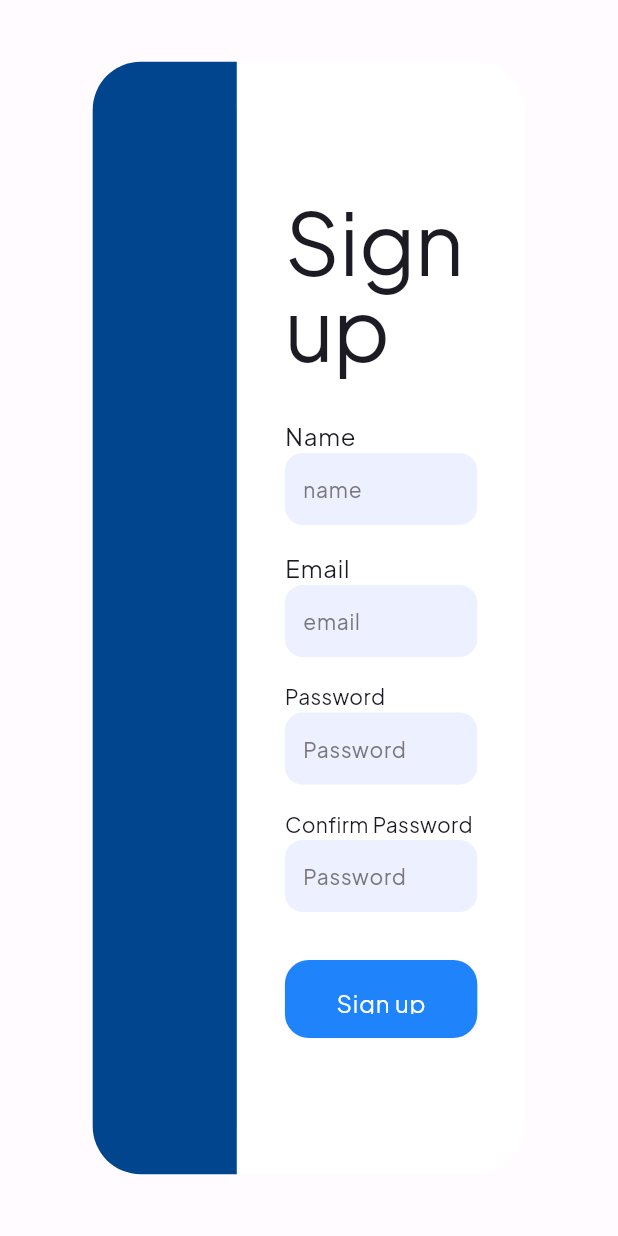
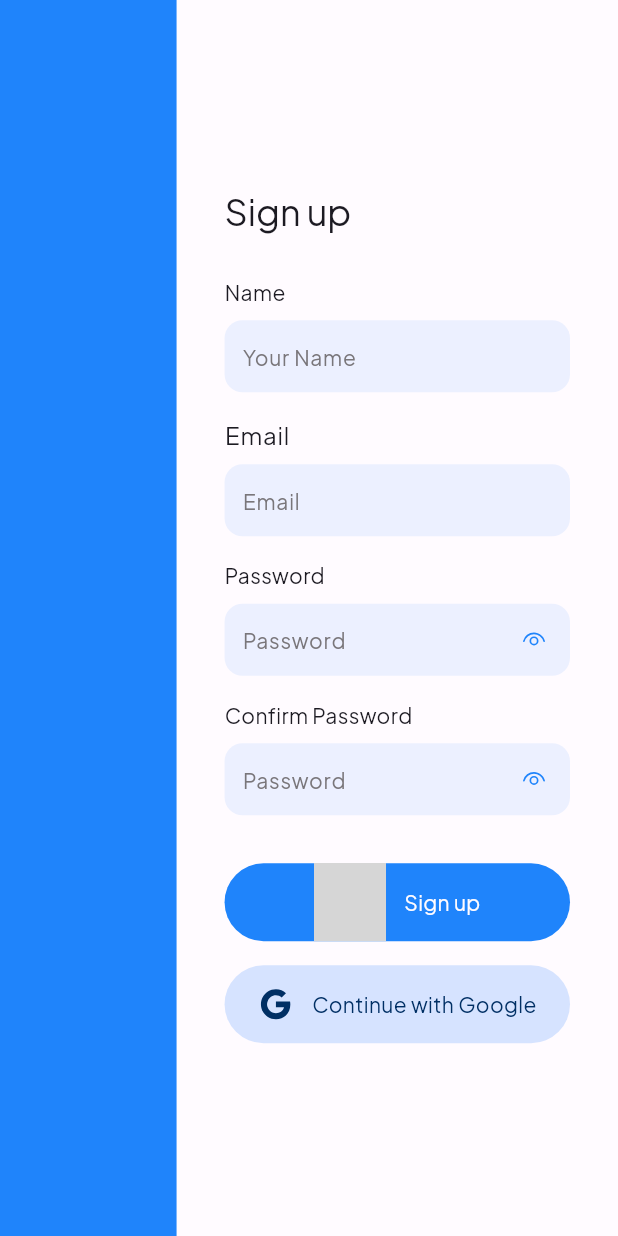
Before and after one commit to nuilewis/IEA, a Flutter app: the SignUpScreen screen opened by its route, on a phone screen of 412 x 824 dp. Run offline on Flutter 3.47's test engine with Material 3 defaults, Android fonts, the phone set to English and light mode, and no system bars; our stand-ins replace cloud_firestore, equatable, firebase_auth, firebase_core, firebase_database, fluentui_system_icons and 6 more; accounts and stored records are empty; statements that could not run were skipped; grey boxes are pictures that could not be loaded.

Commit message:
ui: rebuilt authentications screens

```diff
--- a/lib/core/core.dart
+++ b/lib/core/core.dart
@@ -6,6 +6,7 @@ export 'connection_checker/connection_checker.dart';
 //Export Enums
 export 'enums/app_state_enum.dart';
 export 'enums/auth_state_enum.dart';
+export 'enums/button_type.dart';
 
 //Export Constants and Theme
 export 'constants.dart';
--- /dev/null
+++ b/lib/core/enums/button_type.dart
@@ -0,0 +1 @@
+enum ButtonType { primary, secondary, outline, text }
--- a/lib/screens/auth_screens/signup_screen.dart
+++ b/lib/screens/auth_screens/signup_screen.dart
@@ -1,10 +1,12 @@
+import 'package:fluentui_system_icons/fluentui_system_icons.dart';
 import 'package:flutter/material.dart';
+import 'package:gap/gap.dart';
 
 import '../../core/core.dart';
 import '../widgets/button.dart';
 
 class SignUpScreen extends StatefulWidget {
-  static   const id = "sign up screen";
+  static const id = "sign up screen";
   const SignUpScreen({super.key});
 
   @override
@@ -16,40 +18,26 @@ class _SignUpScreenState extends State<SignUpScreen> {
   Widget build(BuildContext context) {
     final Size screenSize = MediaQuery.of(context).size;
     return Scaffold(
-      body: Center(
-        child: SizedBox(
-          width: screenSize.width > 1200 ? 800 : screenSize.width * .7,
-          height: screenSize.height * .9,
-          child: Row(
+      body: Row(
         mainAxisSize: MainAxisSize.min,
         children: [
           Expanded(
-                flex: 1,
+            flex: screenSize.width > 700 ? 4 : 2,
             child: Container(
-                  decoration:   BoxDecoration(
-                      color: Theme.of(context).primaryColorDark,
-                      borderRadius: const BorderRadius.horizontal(
-                          left: Radius.circular(kDefaultPadding2x))),
+              decoration: BoxDecoration(
+                color: Theme.of(context).colorScheme.primary,
+              ),
             ),
           ),
           Expanded(
-                flex: 2,
-                child: Container(
-                    decoration:   const BoxDecoration(
-                        color: Colors.white,
-                        borderRadius: BorderRadius.horizontal(
-                            right: Radius.circular(kDefaultPadding2x))),
-                    child:   const SignUpForm()),
+            flex: screenSize.width > 700 ? 3 : 5,
+            child: const Center(child: SignUpForm()),
           ),
         ],
-          ),
-        ),
       ),
     );
   }
 }
-
-
 
 class SignUpForm extends StatefulWidget {
   const SignUpForm({super.key});
@@ -70,6 +58,9 @@ class _SignUpFormState extends State<SignUpForm> {
   TextEditingController confirmPassController = TextEditingController();
   TextEditingController nameController = TextEditingController();
 
+  bool _obscurePasswordText = true;
+  bool _obscureConfirmPasswordText = true;
+
   @override
   void dispose() {
     emailController.dispose();
@@ -87,23 +78,24 @@ class _SignUpFormState extends State<SignUpForm> {
       child: Center(
         child: SingleChildScrollView(
           child: Padding(
-            padding:   const EdgeInsets.symmetric(horizontal: kDefaultPadding2x),
+            padding: const EdgeInsets.symmetric(horizontal: kDefaultPadding2x),
             child: Column(
               crossAxisAlignment: CrossAxisAlignment.start,
               mainAxisSize: MainAxisSize.min,
               children: [
-                  const SizedBox(height: kDefaultPadding),
-                Text("Sign up", style: theme.textTheme.displayLarge),
-                  const SizedBox(height: kDefaultPadding2x),
+                const Gap(kDefaultPadding),
+                Text("Sign up", style: theme.textTheme.headlineSmall),
+                const Gap(kDefaultPadding2x),
                 Text(
                   "Name",
-                  style: theme.textTheme.bodyLarge,
+                  style: theme.textTheme.bodyMedium,
                 ),
+                const Gap(8),
                 TextFormField(
                   key: nameKey,
                   controller: nameController,
-                  decoration:
-                      AppInputDecoration.inputDecoration(context).copyWith(hintText: "name"),
+                  decoration: AppInputDecoration.inputDecoration(context)
+                      .copyWith(hintText: "Your Name"),
                   validator: (value) {
                     if (value!.isEmpty) {
                       return "Please input a name";
@@ -112,16 +104,17 @@ class _SignUpFormState extends State<SignUpForm> {
                     }
                   },
                 ),
-                  const SizedBox(height: kDefaultPadding),
+                const Gap(kDefaultPadding),
                 Text(
                   "Email",
                   style: theme.textTheme.bodyLarge,
                 ),
+                const Gap(8),
                 TextFormField(
                   key: emailKey,
                   controller: emailController,
-                  decoration:
-                      AppInputDecoration.inputDecoration(context).copyWith(hintText: "email"),
+                  decoration: AppInputDecoration.inputDecoration(context)
+                      .copyWith(hintText: "Email"),
                   validator: (value) {
                     if (!value!.contains("@")) {
                       return "Please Input a valid email address";
@@ -130,28 +123,53 @@ class _SignUpFormState extends State<SignUpForm> {
                     }
                   },
                 ),
-                  const SizedBox(height: kDefaultPadding),
+                const Gap(kDefaultPadding),
                 const Text("Password"),
+                const Gap(8),
                 TextFormField(
                   key: passkey,
                   controller: passwordController,
+                  obscureText: _obscurePasswordText,
                   decoration:
-                      AppInputDecoration.inputDecoration(context).copyWith(hintText: "Password"),
+                      AppInputDecoration.inputDecoration(context).copyWith(
+                    hintText: "Password",
+                    suffixIcon: IconButton(
+                      onPressed: () {
+                        setState(() {
+                          _obscurePasswordText = !_obscurePasswordText;
+                        });
+                      },
+                      icon: Icon(_obscurePasswordText
+                          ? FluentIcons.eye_24_regular
+                          : FluentIcons.eye_off_24_regular,  color: theme.colorScheme.primary,),
+                    ),
+                  ),
                   validator: (value) {
                     if (value!.length < 8) {
-                      return "Your password is too short";
+                      return "Your password should be at least 8 characters";
                     } else {
                       return null;
                     }
                   },
                 ),
-                  const SizedBox(height: kDefaultPadding),
+                const Gap(kDefaultPadding),
                 const Text("Confirm Password"),
+                const Gap(8),
                 TextFormField(
+                  obscureText: _obscureConfirmPasswordText,
                   key: confirmPassKey,
                   controller: confirmPassController,
-                  decoration:
-                      AppInputDecoration.inputDecoration(context).copyWith(hintText: "Password"),
+                  decoration: AppInputDecoration.inputDecoration(context)
+                      .copyWith(hintText: "Password",        suffixIcon: IconButton(
+                    onPressed: () {
+                      setState(() {
+                        _obscureConfirmPasswordText = !_obscureConfirmPasswordText;
+                      });
+                    },
+                    icon: Icon(_obscureConfirmPasswordText
+                        ? FluentIcons.eye_24_regular
+                        : FluentIcons.eye_off_24_regular, color: theme.colorScheme.primary,),
+                  ),),
                   validator: (value) {
                     if (confirmPassController.text == passwordController.text) {
                       return null;
@@ -160,16 +178,23 @@ class _SignUpFormState extends State<SignUpForm> {
                     }
                   },
                 ),
-                  const SizedBox(height: kDefaultPadding2x),
+                const Gap(kDefaultPadding2x),
                 CustomButton(
                   onPressed: () {
                     if (_formKey.currentState!.validate()) {
                       ///TODO: add methods to register the user
                     }
                   },
-                  text: "Sign up",
-                  textColor: Colors.white,
-                  bgColor: Theme.of(context).colorScheme.primary,
+                  label: "Sign up",
+                ),
+                const Gap( kDefaultPadding),
+                CustomButton(
+                  onPressed: () {
+                    ///TODO: add methods to sign in with Google
+                  },
+                  buttonType: ButtonType.secondary,
+                  label: "Continue with Google",
+                  iconPath: "assets/svg/google_logo.svg",
                 ),
                 const SizedBox(
                   height: kDefaultPadding,
--- a/lib/screens/widgets/button.dart
+++ b/lib/screens/widgets/button.dart
@@ -1,66 +1,118 @@
 import 'package:flutter/material.dart';
 import 'package:flutter_svg/flutter_svg.dart';
-import 'package:water_project/core/constants.dart';
+
+import '../../core/core.dart';
 
 class CustomButton extends StatelessWidget {
   final VoidCallback onPressed;
-  final bool isSecondary;
-  final String text;
-  final String? iconLink;
-  final bool showIcon;
-  final Color? bgColor;
-  final Color? textColor;
-    const CustomButton(
-      {super.key,
+  final String label;
+  final ButtonType buttonType;
+  final IconData? iconData;
+  final String? iconPath;
+  final Color? color;
+  final Color? backgroundColor;
+  final bool? overrideIconColor;
+  const CustomButton({
+    super.key,
     required this.onPressed,
-      required this.text,
-      this.iconLink,
-      this.showIcon = false,
-      this.isSecondary = false,
-      this.bgColor,
-      this.textColor});
+    required this.label,
+    this.color,
+    this.backgroundColor,
+    this.iconPath,
+    this.iconData,
+    this.overrideIconColor = true,
+    this.buttonType = ButtonType.primary,
+  });
 
   @override
   Widget build(BuildContext context) {
-    ThemeData theme = Theme.of(context);
+
+    if(iconData!=null && iconPath!=null){
+      throw ErrorHint("Cannot provide both an icon path and and IconData simultaneously");
+    }
+
+    final theme = Theme.of(context);
+    ButtonStyle style = ElevatedButton.styleFrom(
+      backgroundColor: backgroundColor ?? theme.colorScheme.primary,
+      foregroundColor: color ?? Colors.white,
+    );
+    Color labelColor = theme.colorScheme.primary;
+    switch (buttonType) {
+      case ButtonType.primary:
+        style = ElevatedButton.styleFrom(
+          alignment: Alignment.center,
+          backgroundColor: backgroundColor ?? theme.colorScheme.primary,
+          foregroundColor: color ?? Colors.white,
+        );
+        labelColor = color ?? theme.colorScheme.onPrimary;
+        break;
+
+      case ButtonType.secondary:
+        style = ElevatedButton.styleFrom(
+          backgroundColor:
+              backgroundColor ?? theme.colorScheme.primaryContainer,
+          foregroundColor: color ?? theme.colorScheme.onPrimaryContainer,
+        );
+        labelColor = color ?? theme.colorScheme.onPrimaryContainer;
+        break;
+
+      case ButtonType.outline:
+        style = ElevatedButton.styleFrom(
+            backgroundColor: Colors.transparent,
+            foregroundColor: color ?? theme.colorScheme.primary,
+            side: BorderSide(
+              width: 1,
+              color: backgroundColor ?? theme.colorScheme.primary,
+            ));
+
+        labelColor = color ?? theme.colorScheme.primary;
+        break;
+      case ButtonType.text:
+        style = ElevatedButton.styleFrom(
+            backgroundColor: Colors.transparent,
+            foregroundColor: color ?? theme.colorScheme.primary);
+        labelColor = color ?? theme.colorScheme.primary;
+        break;
+
+      default:
+        style = ElevatedButton.styleFrom(
+          backgroundColor: backgroundColor ?? theme.colorScheme.primary,
+          foregroundColor: color ?? Colors.white,
+        );
+        labelColor = color ?? theme.colorScheme.primary;
+        break;
+    }
     return ElevatedButton(
       onPressed: onPressed,
-      style: ElevatedButton.styleFrom(
-          side: isSecondary
-              ? BorderSide(color: bgColor ?? Theme.of(context).colorScheme.primary , width: 1.5)
-              : null,
-          backgroundColor:
-              isSecondary ? Colors.transparent : bgColor ?? Theme.of(context).colorScheme.primary ,
-          shape: RoundedRectangleBorder(
-            borderRadius: BorderRadius.circular(kDefaultPadding),
-          ),
-          elevation: 0),
+      style: style,
       child: Center(
-        child: Padding(
-          padding:   const EdgeInsets.all(kDefaultPadding),
         child: Row(
           mainAxisSize: MainAxisSize.min,
           children: [
-              showIcon
-                  ? SvgPicture.asset(
-                      iconLink!,
-                      color: isSecondary
-                          ? bgColor ?? Theme.of(context).colorScheme.primary
-                          : textColor ?? Colors.white,
+            Row(
+              children: [
+                Visibility(
+                  visible: iconData !=null,
+                  replacement: SvgPicture.asset(
+                    iconPath??"",
+                    colorFilter: overrideIconColor!
+                        ? ColorFilter.mode(
+                            labelColor,
+                            BlendMode.srcIn, // the blend mode
                           )
-                  :   const SizedBox(),
-              showIcon
-                  ?   const SizedBox(width: kDefaultPadding)
-                  :   const SizedBox(),
-              Text(
-                text,
-                style: theme.textTheme.bodyLarge!.copyWith(
-                    color: isSecondary
-                        ? bgColor ?? Theme.of(context).colorScheme.primary
-                        : textColor ?? Colors.white),
+                        : null,
                   ),
+                  child: Icon(iconData),
+                ),
+                const SizedBox(width: 12),
               ],
             ),
+            Text(label,
+                style: Theme.of(context)
+                    .textTheme
+                    .bodyMedium!
+                    .copyWith(color: labelColor)),
+          ],
         ),
       ),
     );
--- a/pubspec.yaml
+++ b/pubspec.yaml
@@ -38,7 +38,7 @@ dependencies:
   firebase_auth: ^4.4.2
   google_maps_flutter: ^2.2.6
   google_sign_in: ^6.1.0
-  fluentui_icons: ^1.0.0
+  fluentui_system_icons: ^1.1.225
   fpdart: ^1.1.0
   gap: ^3.0.1
 
```
Also changed, not shown: lib/main.dart (+3 -4 lines), lib/screens/add_project.dart (+13 -14 lines), lib/screens/auth_screens/login_screen.dart (+39 -43 lines), lib/screens/details_screen/details_screen.dart (+13 -14 lines), assets/svg/apple_logo.svg (added), assets/svg/google_logo.svg (added), pubspec.lock. Lines whose indentation alone changed are shown as unchanged.
